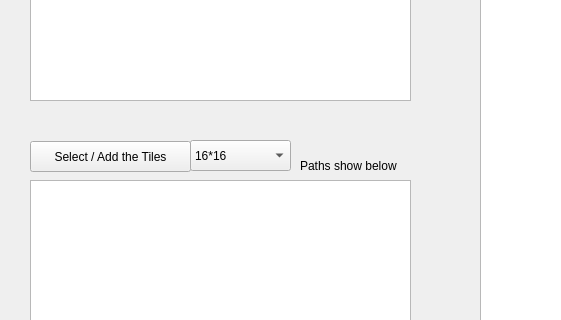
AnnnnW/ImageMosaicGUI, file mainwindow.ui: the form before one commit; both pictures show x 0 to 561 and y 210 to 530 of the 1027 by 652 pixel window.
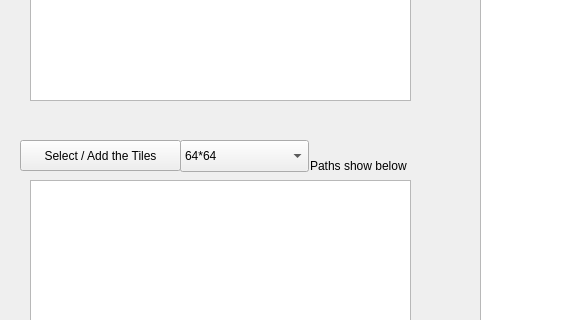
The form after the commit.

The edit to the form file:
```diff
--- a/mainwindow.ui
+++ b/mainwindow.ui
@@ -16,6 +16,9 @@
   <property name="windowTitle">
    <string>Image Mosaic</string>
   </property>
+  <property name="autoFillBackground">
+   <bool>false</bool>
+  </property>
   <property name="documentMode">
    <bool>true</bool>
   </property>
@@ -36,8 +39,8 @@
    <widget class="QPushButton" name="tilesSelection">
     <property name="geometry">
      <rect>
-      <x>30</x>
-      <y>351</y>
+      <x>20</x>
+      <y>350</y>
       <width>161</width>
       <height>31</height>
      </rect>
@@ -78,7 +81,7 @@
    <widget class="QLabel" name="label">
     <property name="geometry">
      <rect>
-      <x>300</x>
+      <x>310</x>
       <y>360</y>
       <width>111</width>
       <height>31</height>
@@ -277,15 +280,21 @@
    <widget class="QComboBox" name="tileSizeSelection">
     <property name="geometry">
      <rect>
-      <x>190</x>
+      <x>180</x>
       <y>350</y>
-      <width>101</width>
-      <height>31</height>
+      <width>129</width>
+      <height>32</height>
      </rect>
     </property>
     <property name="currentText">
      <string>64*64</string>
     </property>
+    <property name="currentIndex">
+     <number>2</number>
+    </property>
+    <property name="sizeAdjustPolicy">
+     <enum>QComboBox::AdjustToContentsOnFirstShow</enum>
+    </property>
     <item>
      <property name="text">
       <string>16*16</string>
```
Left out of the diff: 5 changed lines with no effect on the pictures.
